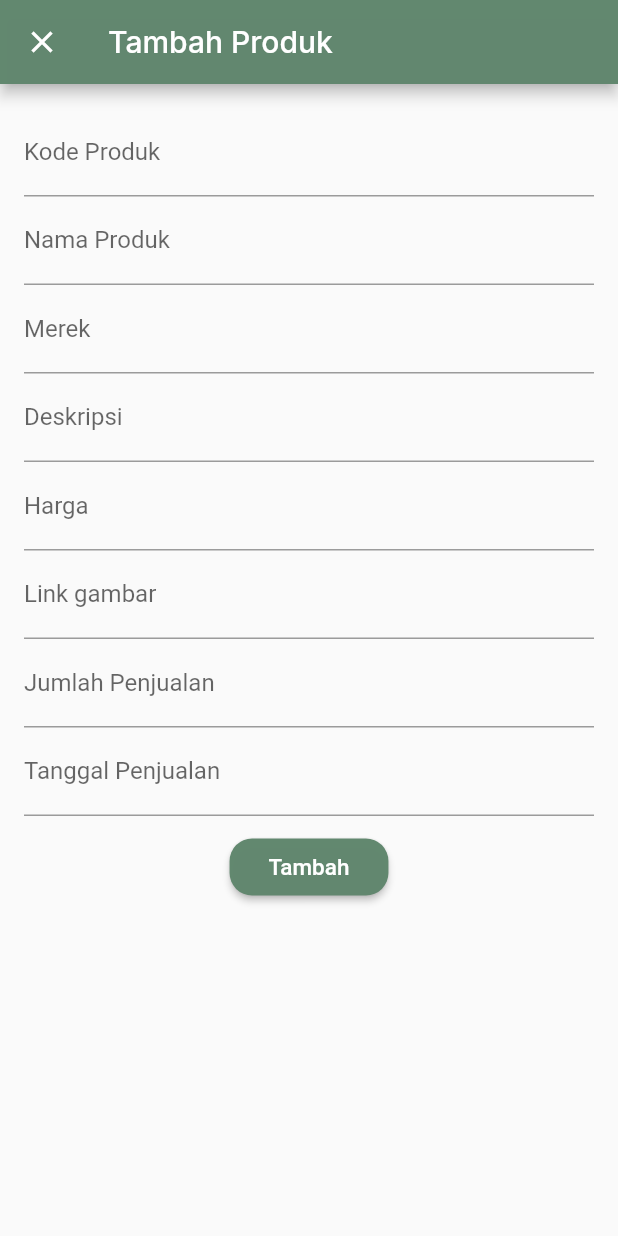
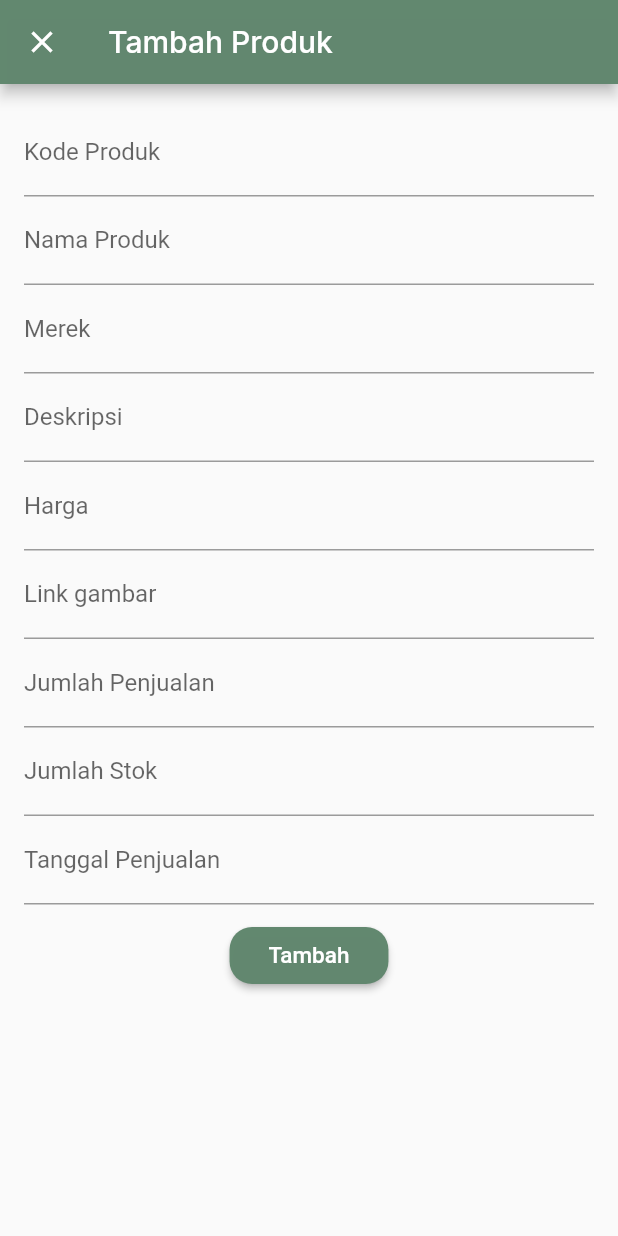
Before and after one commit to aadeeee/Proyek-mobile, a Flutter app: the MyProductList screen opened directly, after a tap on the "add" icon, on a phone screen of 412 x 824 dp. Run offline on Flutter 3.47's test engine with Material 2 defaults, Android fonts, the phone set to English and light mode, and no system bars; our stand-ins replace carousel_slider, google_fonts.

```diff
--- a/lib/component/Account/login.dart
+++ b/lib/component/Account/login.dart
@@ -17,7 +17,6 @@ class MyLogin extends StatefulWidget {
 class _MyLoginState extends State<MyLogin> {
   @override
   Widget build(BuildContext context) {
-    // var prov = Provider.of<MyLoginProvider>(context);
     var prov = Provider.of<MyRegisProvider>(context);
     return Scaffold(
       body: Stack(
--- a/lib/component/Pelanggan/Customer.dart
+++ b/lib/component/Pelanggan/Customer.dart
@@ -183,6 +183,7 @@ class _MyCustomerListState extends State<MyCustomerList> {
                               labelText: "Jumlah Pesanan",
                             )),
                       ),
+
                       Padding(
                         padding: const EdgeInsets.all(10.0),
                         child: TextField(
--- a/lib/component/Produk/produkSupply.dart
+++ b/lib/component/Produk/produkSupply.dart
@@ -28,7 +28,7 @@ class _MySupplierState extends State<MySupplier> {
           TextField(
             controller: prov.searchController,
             decoration: const InputDecoration(
-              labelText: 'Cari Supplier',
+              labelText: 'Cari...',
             ),
             onChanged: (value) {
               final filteredData = prov.supplierData.where((supplier) {
@@ -94,7 +94,7 @@ class _MySupplierState extends State<MySupplier> {
                             TextField(
                               controller: _namaController,
                               decoration: const InputDecoration(
-                                labelText: 'Nama Supplier',
+                                labelText: 'Nama Penyedia',
                               ),
                             ),
                             const SizedBox(height: 16),
--- a/lib/component/Produk/produkfab.dart
+++ b/lib/component/Produk/produkfab.dart
@@ -132,6 +132,14 @@ class _MyProductListState extends State<MyProductList> {
                               errorText:
                                   prov.isAmountEmpty ? "wajib diisi" : null),
                         ),
+                        TextField(
+                          controller: prov.getStockController,
+                          keyboardType: TextInputType.number,
+                          decoration: InputDecoration(
+                              labelText: 'Jumlah Stok',
+                              errorText:
+                                  prov.isAmountEmpty ? "wajib diisi" : null),
+                        ),
                        TextField(
                             controller: prov.getDateController,
                             readOnly: true,
--- a/lib/component/Transaksi/transaksi.dart
+++ b/lib/component/Transaksi/transaksi.dart
@@ -110,6 +110,7 @@ class _TransactionPageState extends State<TransactionPage> {
                         Padding(
                           padding: const EdgeInsets.all(10.0),
                           child: TextField(
+                            keyboardType: TextInputType.number,
                             controller: prov.getJumlahController,
                             decoration: const InputDecoration(
                               labelText: 'Jumlah Transaksi',
--- a/lib/main.dart
+++ b/lib/main.dart
@@ -6,9 +6,9 @@ import 'package:mobile/Provider/profilProvider.dart';
 import 'package:mobile/Provider/regisProvider.dart';
 import 'package:mobile/Provider/supplierProvider.dart';
 import 'package:mobile/Provider/transaksiProvider.dart';
-import 'package:mobile/component/app.dart';
 import 'package:provider/provider.dart';
 import 'Provider/homeProvider.dart';
+import 'package:mobile/component/Account/login.dart';
 
 void main() {
   runApp(
@@ -36,7 +36,7 @@ class MyApp extends StatelessWidget {
       title: 'Inventory plus',
       debugShowCheckedModeBanner: false,
       theme: prov.getTheme(),
-      home: const MyMain(),
+      home: MyLogin(),
     );
   }
 }
```
Also changed, not shown: lib/component/Profil/profil.dart (+11 -5 lines).
